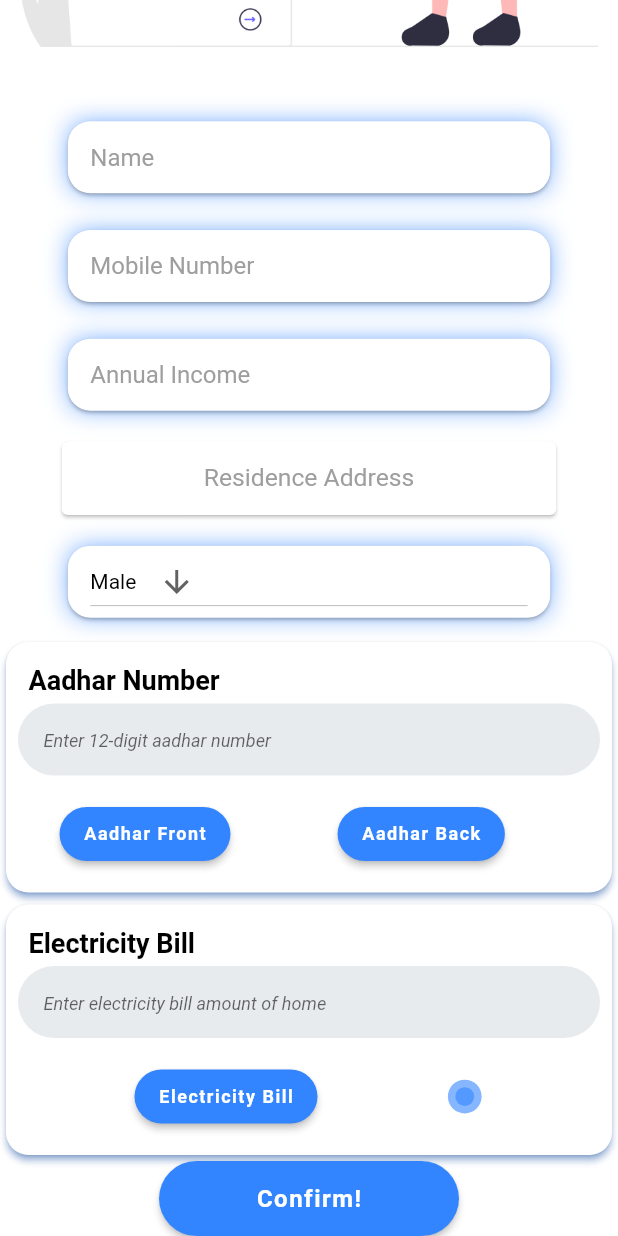
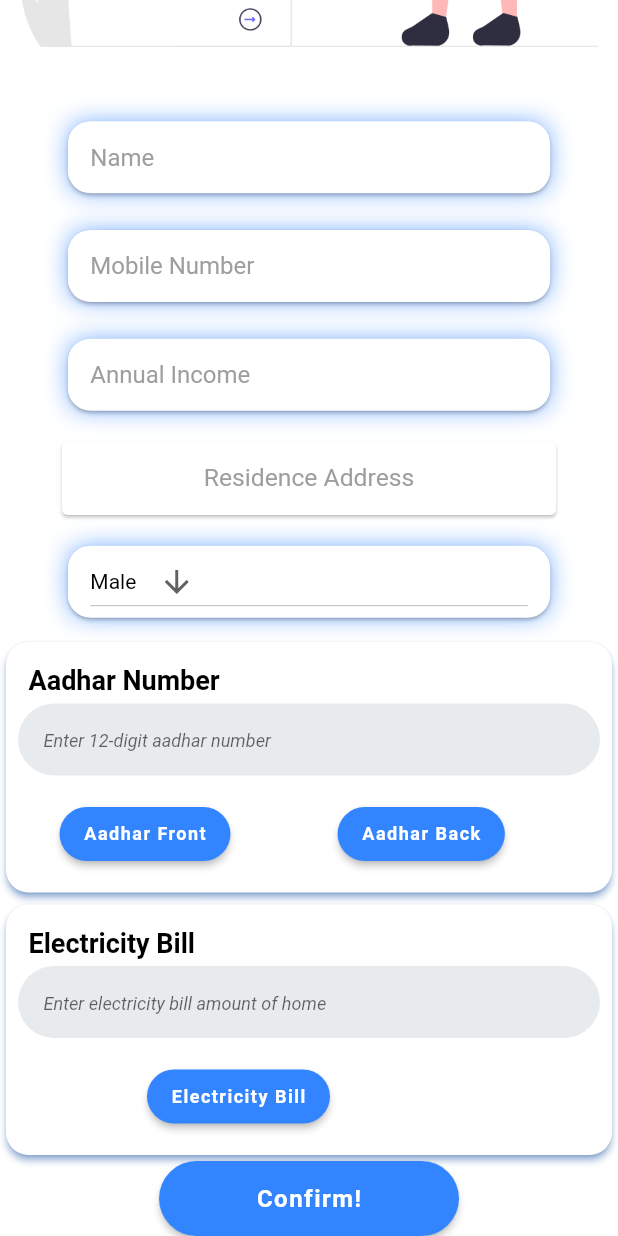
Before and after one commit to M-I-T-R-A/Mitra-App, a Flutter app: the GurrantorDetails screen opened directly, scrolled down 418 dp, on a phone screen of 412 x 824 dp. Run offline on Flutter 3.47's test engine with Material 2 defaults, Android fonts, the phone set to English and light mode, and no system bars; drawn by our look-alikes of rounded_loading_button; our stand-ins replace cloud_firestore, file_picker, firebase_auth, firebase_messaging, firebase_storage, flushbar and 12 more; missing offline and left inert: flutter_dialogflow, flutter_inappwebview, syncfusion_flutter_pdf, tesseract_ocr; accounts and stored records are empty; project files that could hold a hidden picture were left out.

```diff
--- a/lib/Screens/Verification/GurrantorDetails.dart
+++ b/lib/Screens/Verification/GurrantorDetails.dart
@@ -555,12 +555,7 @@ final RoundedLoadingButtonController _btnController = new RoundedLoadingButtonCo
                       ),
                       Center(
                         child: electricityBillURL == null
-                            ? Container(
-                                child: SpinKitDoubleBounce(
-                                  color: primaryColor,
-                                  size: 25.0,
-                                )
-                              )
+                            ? Center()
                             : Image.file(electricityBill,
                                 height: 45.0,
                                 width: 45.0)
--- a/lib/Services/Gurrantor.dart
+++ b/lib/Services/Gurrantor.dart
@@ -27,7 +27,7 @@ gurrantorRegistration(String name, String mobile, String gender, double annualIn
     "id": id,
     "instantLoanSurrogates": {
       "id": id,
-      "gurrantor":{
+      "guarantor":{
         "name": name,
         "mobile":mobile,
         "aadhar": aadhar,
@@ -55,6 +55,7 @@ gurrantorRegistration(String name, String mobile, String gender, double annualIn
 
   Response surrogatesResponse = await put(Uri.encodeFull(surrogateURL), body: json.encode(gurrantor), headers: {"Content-Type": "application/json"});
   print(surrogatesResponse.body);
+  print(surrogatesResponse.statusCode);
 
   final user = {
     "status": 4
```
